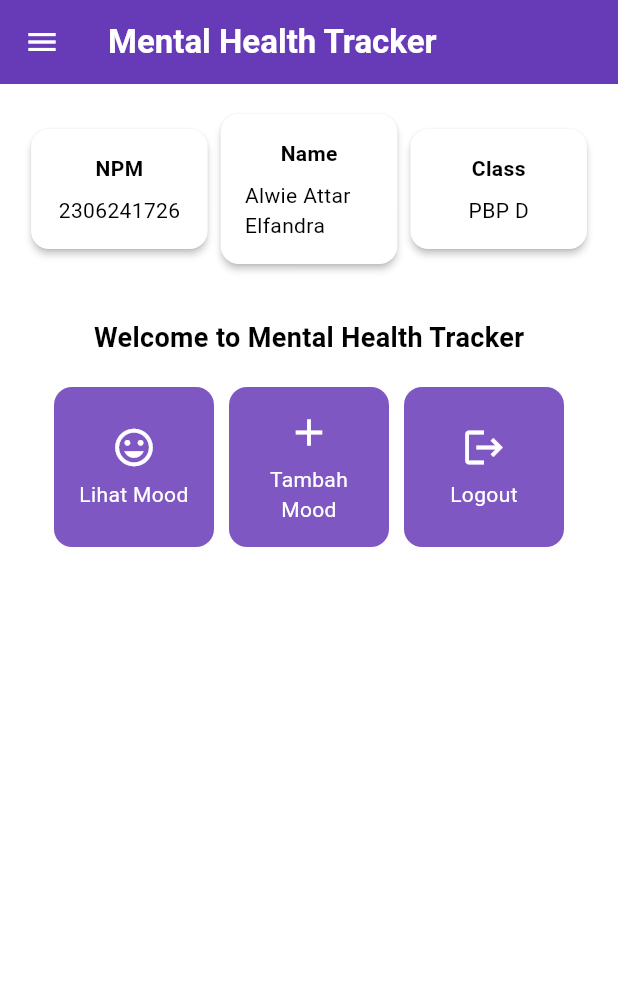
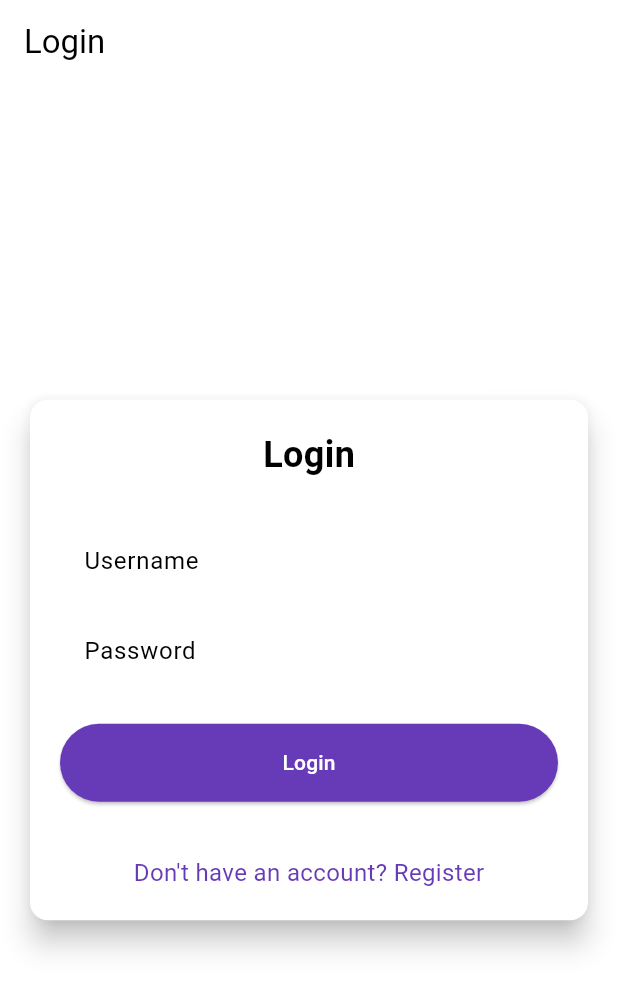
Before and after one commit to viscasa/mental-health-tracker-mobile, a Flutter app: the screen it shows after launch, on a phone screen of 412 x 824 dp. Shown: the top 991 px of the screen. Run offline on Flutter 3.47's test engine with Material 3 defaults, Android fonts, the phone set to English and light mode, and no system bars; missing offline and left inert: pbp_django_auth.

Commit message:
tutorial 8 selesai

```diff
--- a/lib/main.dart
+++ b/lib/main.dart
@@ -1,6 +1,7 @@
 import 'package:flutter/material.dart';
-import 'package:mental_health_tracker/screens/menu.dart';
-
+import 'package:mental_health_tracker/screens/login.dart';
+import 'package:pbp_django_auth/pbp_django_auth.dart';
+import 'package:provider/provider.dart';
 void main() {
   runApp(const MyApp());
 }
@@ -11,30 +12,21 @@ class MyApp extends StatelessWidget {
   // This widget is the root of your application.
   @override
   Widget build(BuildContext context) {
-    return MaterialApp(
-      title: 'Flutter Demo',
-      theme: ThemeData(
-        // This is the theme of your application.
-        //
-        // TRY THIS: Try running your application with "flutter run". You'll see
-        // the application has a purple toolbar. Then, without quitting the app,
-        // try changing the seedColor in the colorScheme below to Colors.green
-        // and then invoke "hot reload" (save your changes or press the "hot
-        // reload" button in a Flutter-supported IDE, or press "r" if you used
-        // the command line to start the app).
-        //
-        // Notice that the counter didn't reset back to zero; the application
-        // state is not lost during the reload. To reset the state, use hot
-        // restart instead.
-        //
-        // This works for code too, not just values: Most code changes can be
-        // tested with just a hot reload.
-        colorScheme: ColorScheme.fromSwatch(
-          primarySwatch: Colors.deepPurple,
-        ).copyWith(secondary: Colors.deepPurple[400]),
-        useMaterial3: true,
+    return Provider(
+      create: (_) {
+        CookieRequest request = CookieRequest();
+        return request;
+      },
+      child: MaterialApp(
+        title: 'Mental Health Tracker',
+        theme: ThemeData(
+          useMaterial3: true,
+          colorScheme: ColorScheme.fromSwatch(
+            primarySwatch: Colors.deepPurple,
+          ).copyWith(secondary: Colors.deepPurple[400]),
+        ),
+        home: const LoginPage(),
       ),
-      home: MyHomePage(),
     );
   }
 }
--- /dev/null
+++ b/lib/screens/login.dart
@@ -0,0 +1,181 @@
+import 'package:mental_health_tracker/screens/menu.dart';
+import 'package:flutter/material.dart';
+import 'package:mental_health_tracker/screens/register.dart';
+import 'package:pbp_django_auth/pbp_django_auth.dart';
+import 'package:provider/provider.dart';
+
+void main() {
+  runApp(const LoginApp());
+}
+
+class LoginApp extends StatelessWidget {
+  const LoginApp({super.key});
+
+  @override
+  Widget build(BuildContext context) {
+    return MaterialApp(
+      title: 'Login',
+      theme: ThemeData(
+        useMaterial3: true,
+        colorScheme: ColorScheme.fromSwatch(
+          primarySwatch: Colors.deepPurple,
+        ).copyWith(secondary: Colors.deepPurple[400]),
+      ),
+      home: const LoginPage(),
+    );
+  }
+}
+
+class LoginPage extends StatefulWidget {
+  const LoginPage({super.key});
+
+  @override
+  State<LoginPage> createState() => _LoginPageState();
+}
+
+class _LoginPageState extends State<LoginPage> {
+  final TextEditingController _usernameController = TextEditingController();
+  final TextEditingController _passwordController = TextEditingController();
+
+  @override
+  Widget build(BuildContext context) {
+    final request = context.watch<CookieRequest>();
+
+    return Scaffold(
+      appBar: AppBar(
+        title: const Text('Login'),
+      ),
+      body: Center(
+        child: SingleChildScrollView(
+          padding: const EdgeInsets.all(16.0),
+          child: Card(
+            elevation: 8,
+            shape: RoundedRectangleBorder(
+              borderRadius: BorderRadius.circular(12.0),
+            ),
+            child: Padding(
+              padding: const EdgeInsets.all(20.0),
+              child: Column(
+                mainAxisSize: MainAxisSize.min,
+                children: [
+                  const Text(
+                    'Login',
+                    style: TextStyle(
+                      fontSize: 24.0,
+                      fontWeight: FontWeight.bold,
+                    ),
+                  ),
+                  const SizedBox(height: 30.0),
+                  TextField(
+                    controller: _usernameController,
+                    decoration: const InputDecoration(
+                      labelText: 'Username',
+                      hintText: 'Enter your username',
+                      border: OutlineInputBorder(
+                        borderRadius: BorderRadius.all(Radius.circular(12.0)),
+                      ),
+                      contentPadding:
+                          EdgeInsets.symmetric(horizontal: 12.0, vertical: 8.0),
+                    ),
+                  ),
+                  const SizedBox(height: 12.0),
+                  TextField(
+                    controller: _passwordController,
+                    decoration: const InputDecoration(
+                      labelText: 'Password',
+                      hintText: 'Enter your password',
+                      border: OutlineInputBorder(
+                        borderRadius: BorderRadius.all(Radius.circular(12.0)),
+                      ),
+                      contentPadding:
+                          EdgeInsets.symmetric(horizontal: 12.0, vertical: 8.0),
+                    ),
+                    obscureText: true,
+                  ),
+                  const SizedBox(height: 24.0),
+                  ElevatedButton(
+                    onPressed: () async {
+                      String username = _usernameController.text;
+                      String password = _passwordController.text;
+
+                      // Cek kredensial
+                      // TODO: Ganti URL dan jangan lupa tambahkan trailing slash (/) di akhir URL!
+                      // Untuk menyambungkan Android emulator dengan Django pada localhost,
+                      // gunakan URL http://10.0.2.2/
+                      final response = await request
+                          .login("http://127.0.0.1:8000/auth/login/", {
+                        'username': username,
+                        'password': password,
+                      });
+
+                      if (request.loggedIn) {
+                        String message = response['message'];
+                        String uname = response['username'];
+                        if (context.mounted) {
+                          Navigator.pushReplacement(
+                            context,
+                            MaterialPageRoute(
+                                builder: (context) => MyHomePage()),
+                          );
+                          ScaffoldMessenger.of(context)
+                            ..hideCurrentSnackBar()
+                            ..showSnackBar(
+                              SnackBar(
+                                  content:
+                                      Text("$message Selamat datang, $uname.")),
+                            );
+                        }
+                      } else {
+                        if (context.mounted) {
+                          showDialog(
+                            context: context,
+                            builder: (context) => AlertDialog(
+                              title: const Text('Login Gagal'),
+                              content: Text(response['message']),
+                              actions: [
+                                TextButton(
+                                  child: const Text('OK'),
+                                  onPressed: () {
+                                    Navigator.pop(context);
+                                  },
+                                ),
+                              ],
+                            ),
+                          );
+                        }
+                      }
+                    },
+                    style: ElevatedButton.styleFrom(
+                      foregroundColor: Colors.white,
+                      minimumSize: Size(double.infinity, 50),
+                      backgroundColor: Theme.of(context).colorScheme.primary,
+                      padding: const EdgeInsets.symmetric(vertical: 16.0),
+                    ),
+                    child: const Text('Login'),
+                  ),
+                  const SizedBox(height: 36.0),
+                  GestureDetector(
+                    onTap: () {
+                      Navigator.push(
+                        context,
+                        MaterialPageRoute(
+                            builder: (context) => const RegisterPage()),
+                      );
+                    },
+                    child: Text(
+                      'Don\'t have an account? Register',
+                      style: TextStyle(
+                        color: Theme.of(context).colorScheme.primary,
+                        fontSize: 16.0,
+                      ),
+                    ),
+                  ),
+                ],
+              ),
+            ),
+          ),
+        ),
+      ),
+    );
+  }
+}
--- a/pubspec.yaml
+++ b/pubspec.yaml
@@ -35,6 +35,9 @@ dependencies:
   # The following adds the Cupertino Icons font to your application.
   # Use with the CupertinoIcons class for iOS style icons.
   cupertino_icons: ^1.0.8
+  provider: ^6.1.2
+  pbp_django_auth: ^0.4.0
+  http: ^1.2.2
 
 dev_dependencies:
   flutter_test:
```
Also changed, not shown: lib/models/mood_entry.dart (added, +65 -0 lines), lib/screens/list_moodentry.dart (added, +91 -0 lines), lib/screens/moodentry_form.dart (+37 -28 lines), lib/screens/register.dart (added, +166 -0 lines), lib/widgets/left_drawer.dart (+12 -0 lines), lib/widgets/mood_card.dart (+34 -1 lines), pubspec.lock, 2 other files.
